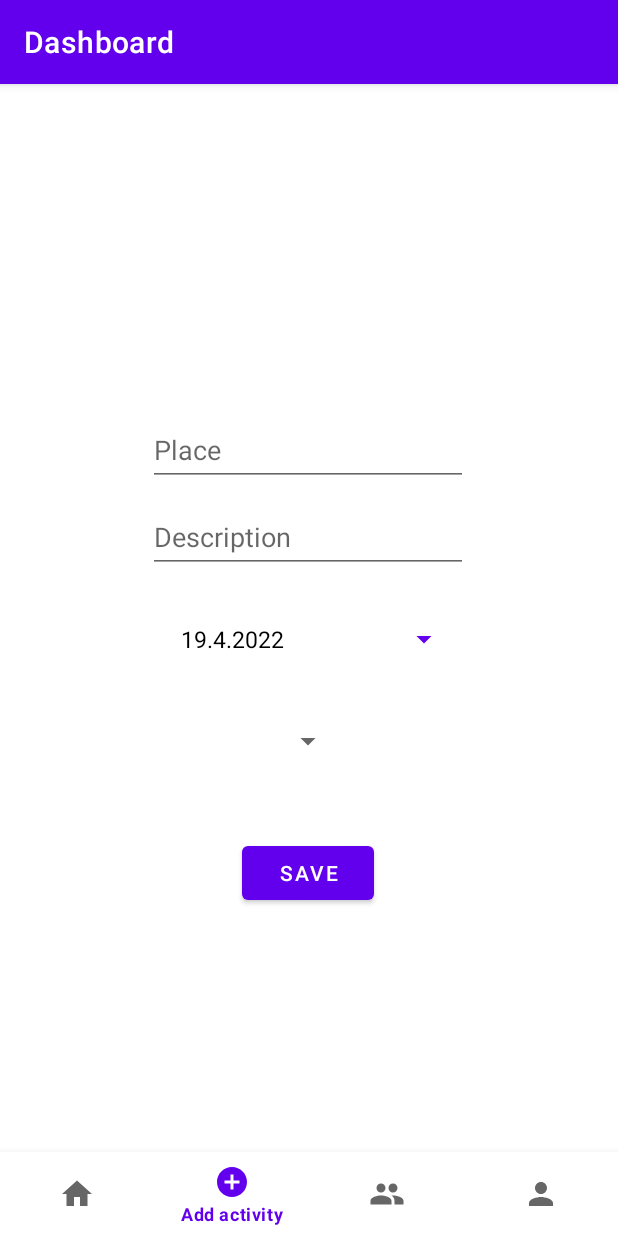
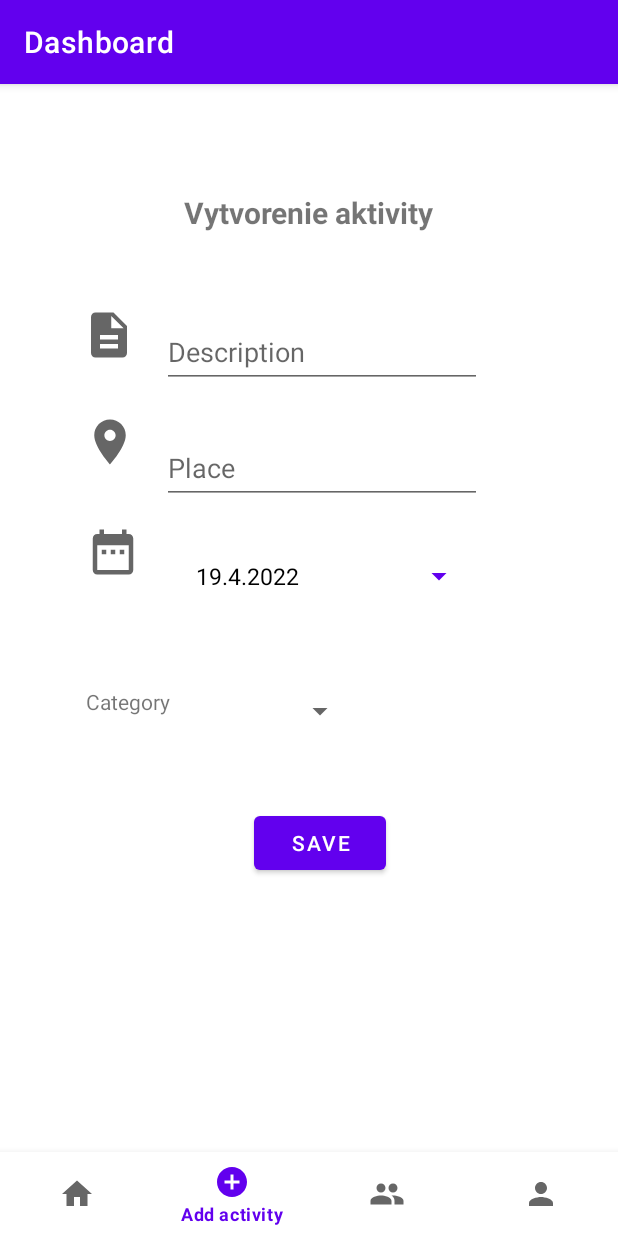
Before and after one commit to TomasBerezny/mtaaProjekt, an Android app: the AddActivityFragment screen opened through its navigation route, on a phone screen of 412 x 824 dp. Run offline under Robolectric (Android 15) with nearby library versions, the phone set to English and light mode, and no system bars; our stand-ins replace navigation-ui.

Commit message:
uprava settings,activity settings, view item, add activity

```diff
--- /dev/null
+++ b/android/app/src/main/res/drawable/ic_baseline_date_range_24.xml
@@ -0,0 +1,10 @@
+<vector xmlns:android="http://schemas.android.com/apk/res/android"
+    android:width="24dp"
+    android:height="24dp"
+    android:viewportWidth="24"
+    android:viewportHeight="24"
+    android:tint="?attr/colorControlNormal">
+  <path
+      android:fillColor="@android:color/white"
+      android:pathData="M9,11L7,11v2h2v-2zM13,11h-2v2h2v-2zM17,11h-2v2h2v-2zM19,4h-1L18,2h-2v2L8,4L8,2L6,2v2L5,4c-1.11,0 -1.99,0.9 -1.99,2L3,20c0,1.1 0.89,2 2,2h14c1.1,0 2,-0.9 2,-2L21,6c0,-1.1 -0.9,-2 -2,-2zM19,20L5,20L5,9h14v11z"/>
+</vector>
--- /dev/null
+++ b/android/app/src/main/res/drawable/ic_baseline_description_24.xml
@@ -0,0 +1,10 @@
+<vector xmlns:android="http://schemas.android.com/apk/res/android"
+    android:width="24dp"
+    android:height="24dp"
+    android:viewportWidth="24"
+    android:viewportHeight="24"
+    android:tint="?attr/colorControlNormal">
+  <path
+      android:fillColor="@android:color/white"
+      android:pathData="M14,2L6,2c-1.1,0 -1.99,0.9 -1.99,2L4,20c0,1.1 0.89,2 1.99,2L18,22c1.1,0 2,-0.9 2,-2L20,8l-6,-6zM16,18L8,18v-2h8v2zM16,14L8,14v-2h8v2zM13,9L13,3.5L18.5,9L13,9z"/>
+</vector>
--- /dev/null
+++ b/android/app/src/main/res/drawable/ic_baseline_place_24.xml
@@ -0,0 +1,10 @@
+<vector xmlns:android="http://schemas.android.com/apk/res/android"
+    android:width="24dp"
+    android:height="24dp"
+    android:viewportWidth="24"
+    android:viewportHeight="24"
+    android:tint="?attr/colorControlNormal">
+  <path
+      android:fillColor="@android:color/white"
+      android:pathData="M12,2C8.13,2 5,5.13 5,9c0,5.25 7,13 7,13s7,-7.75 7,-13c0,-3.87 -3.13,-7 -7,-7zM12,11.5c-1.38,0 -2.5,-1.12 -2.5,-2.5s1.12,-2.5 2.5,-2.5 2.5,1.12 2.5,2.5 -1.12,2.5 -2.5,2.5z"/>
+</vector>
--- a/android/app/src/main/res/layout/fragment_add_activity.xml
+++ b/android/app/src/main/res/layout/fragment_add_activity.xml
@@ -6,36 +6,54 @@
     android:layout_height="match_parent"
     tools:context=".ui.addActivity.AddActivityFragment">
 
-    <EditText
-        android:id="@+id/etAddPlace"
-        android:layout_width="wrap_content"
-        android:layout_height="wrap_content"
-        android:ems="10"
-        android:hint="Place"
-        android:inputType="textPersonName"
-        android:minHeight="48dp"
-        app:layout_constraintBottom_toBottomOf="parent"
-        app:layout_constraintEnd_toEndOf="parent"
-        app:layout_constraintHorizontal_bias="0.497"
-        app:layout_constraintStart_toStartOf="parent"
-        app:layout_constraintTop_toTopOf="parent"
-        app:layout_constraintVertical_bias="0.247" />
 
     <EditText
         android:id="@+id/etAddDesctiption"
         android:layout_width="wrap_content"
         android:layout_height="wrap_content"
-        android:layout_marginTop="10dp"
         android:ems="10"
         android:hint="Description"
         android:inputType="textPersonName"
         android:minHeight="48dp"
         app:layout_constraintBottom_toBottomOf="parent"
         app:layout_constraintEnd_toEndOf="parent"
-        app:layout_constraintHorizontal_bias="0.497"
+        app:layout_constraintHorizontal_bias="0.542"
         app:layout_constraintStart_toStartOf="parent"
-        app:layout_constraintTop_toBottomOf="@+id/etAddPlace"
-        app:layout_constraintVertical_bias="0.0" />
+        app:layout_constraintTop_toBottomOf="@+id/textView3"
+        app:layout_constraintVertical_bias="0.089" />
+
+    <ImageView
+        android:id="@+id/imageView3"
+        android:layout_width="36dp"
+        android:layout_height="36dp"
+        android:layout_marginTop="37dp"
+        android:src="@drawable/ic_baseline_date_range_24"
+        app:layout_constraintEnd_toStartOf="@+id/datePickerButton"
+        app:layout_constraintHorizontal_bias="0.73"
+        app:layout_constraintStart_toStartOf="parent"
+        app:layout_constraintTop_toBottomOf="@+id/imageView5" />
+
+    <ImageView
+        android:id="@+id/imageView4"
+        android:layout_width="36dp"
+        android:layout_height="36dp"
+        android:layout_marginTop="50dp"
+        android:layout_marginEnd="15dp"
+        android:src="@drawable/ic_baseline_description_24"
+        app:layout_constraintEnd_toStartOf="@+id/etAddDesctiption"
+        app:layout_constraintHorizontal_bias="0.965"
+        app:layout_constraintStart_toStartOf="parent"
+        app:layout_constraintTop_toBottomOf="@+id/textView3" />
+
+    <TextView
+        android:layout_width="wrap_content"
+        android:layout_height="wrap_content"
+        android:layout_marginTop="50dp"
+        android:text="Category"
+        app:layout_constraintEnd_toEndOf="parent"
+        app:layout_constraintHorizontal_bias="0.161"
+        app:layout_constraintStart_toStartOf="parent"
+        app:layout_constraintTop_toBottomOf="@+id/datePickerButton" />
 
     <Spinner
         android:id="@+id/spinAddCategory"
@@ -45,9 +63,49 @@
         android:minHeight="48dp"
         app:layout_constraintBottom_toBottomOf="parent"
         app:layout_constraintEnd_toEndOf="parent"
-        app:layout_constraintHorizontal_bias="0.498"
+        app:layout_constraintHorizontal_bias="0.52"
         app:layout_constraintStart_toStartOf="parent"
         app:layout_constraintTop_toBottomOf="@+id/datePickerButton"
+        app:layout_constraintVertical_bias="0.064" />
+
+    <EditText
+        android:id="@+id/etAddPlace"
+        android:layout_width="wrap_content"
+        android:layout_height="wrap_content"
+        android:layout_marginTop="14dp"
+        android:ems="10"
+        android:hint="Place"
+        android:inputType="textPersonName"
+        android:minHeight="48dp"
+        app:layout_constraintBottom_toBottomOf="parent"
+        app:layout_constraintEnd_toEndOf="parent"
+        app:layout_constraintHorizontal_bias="0.542"
+        app:layout_constraintStart_toStartOf="parent"
+        app:layout_constraintTop_toBottomOf="@+id/etAddDesctiption"
+        app:layout_constraintVertical_bias="0.03" />
+
+    <ImageView
+        android:id="@+id/imageView5"
+        android:layout_width="36dp"
+        android:layout_height="36dp"
+        android:layout_marginTop="35dp"
+        android:src="@drawable/ic_baseline_place_24"
+        app:layout_constraintEnd_toStartOf="@+id/etAddPlace"
+        app:layout_constraintHorizontal_bias="0.767"
+        app:layout_constraintStart_toStartOf="parent"
+        app:layout_constraintTop_toBottomOf="@+id/imageView4" />
+
+    <Button
+        android:id="@+id/btnAddSave"
+        android:layout_width="wrap_content"
+        android:layout_height="wrap_content"
+        android:layout_marginTop="40dp"
+        android:text="Save"
+        app:layout_constraintBottom_toBottomOf="parent"
+        app:layout_constraintEnd_toEndOf="parent"
+        app:layout_constraintHorizontal_bias="0.523"
+        app:layout_constraintStart_toStartOf="parent"
+        app:layout_constraintTop_toBottomOf="@+id/spinAddCategory"
         app:layout_constraintVertical_bias="0.0" />
 
     <Button
@@ -61,21 +119,20 @@
         android:textSize="15sp"
         app:layout_constraintBottom_toBottomOf="parent"
         app:layout_constraintEnd_toEndOf="parent"
-        app:layout_constraintHorizontal_bias="0.497"
+        app:layout_constraintHorizontal_bias="0.545"
         app:layout_constraintStart_toStartOf="parent"
-        app:layout_constraintTop_toBottomOf="@+id/etAddDesctiption"
-        app:layout_constraintVertical_bias="0.0" />
+        app:layout_constraintTop_toBottomOf="@+id/etAddPlace"
+        app:layout_constraintVertical_bias="0.009" />
 
-    <Button
-        android:id="@+id/btnAddSave"
+    <TextView
+        android:id="@+id/textView3"
         android:layout_width="wrap_content"
         android:layout_height="wrap_content"
-        android:layout_marginTop="40dp"
-        android:text="Save"
-        app:layout_constraintBottom_toBottomOf="parent"
+        android:layout_marginTop="16dp"
+        android:text="Vytvorenie aktivity"
+        android:textSize="20sp"
+        android:textStyle="bold"
         app:layout_constraintEnd_toEndOf="parent"
-        app:layout_constraintHorizontal_bias="0.498"
         app:layout_constraintStart_toStartOf="parent"
-        app:layout_constraintTop_toBottomOf="@+id/spinAddCategory"
-        app:layout_constraintVertical_bias="0.0" />
+        app:layout_constraintTop_toTopOf="parent" />
 </androidx.constraintlayout.widget.ConstraintLayout>
```
Also changed, not shown: android/app/src/main/res/drawable/ic_baseline_add_box_24.xml (added, +10 -0 lines), android/app/src/main/res/drawable/ic_baseline_lock_24.xml (added, +10 -0 lines), android/app/src/main/res/layout/activity_activity.xml (+44 -26 lines), android/app/src/main/res/layout/activity_settings.xml (+97 -40 lines), android/app/src/main/res/layout/view_item.xml (+11 -8 lines).
